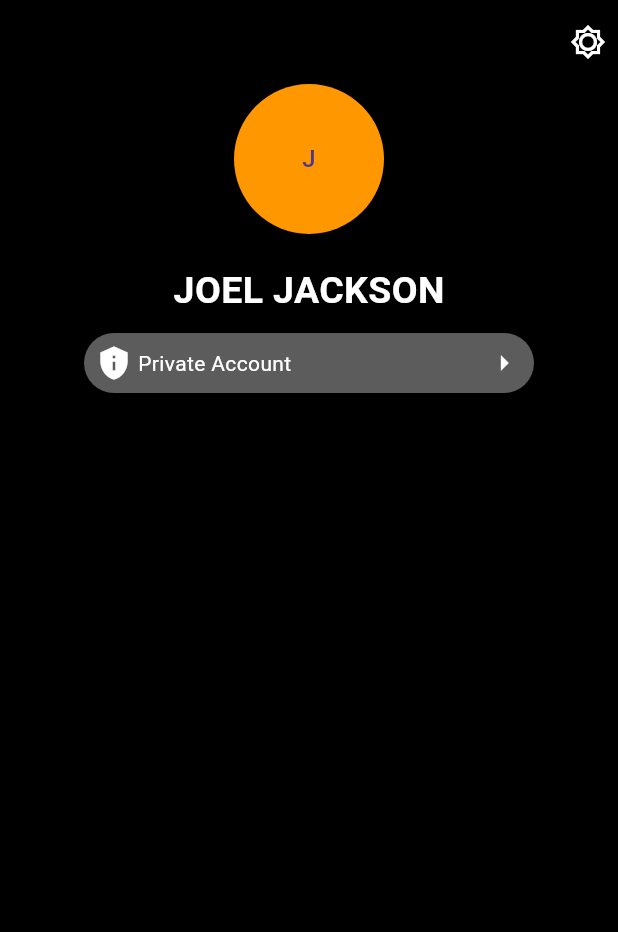
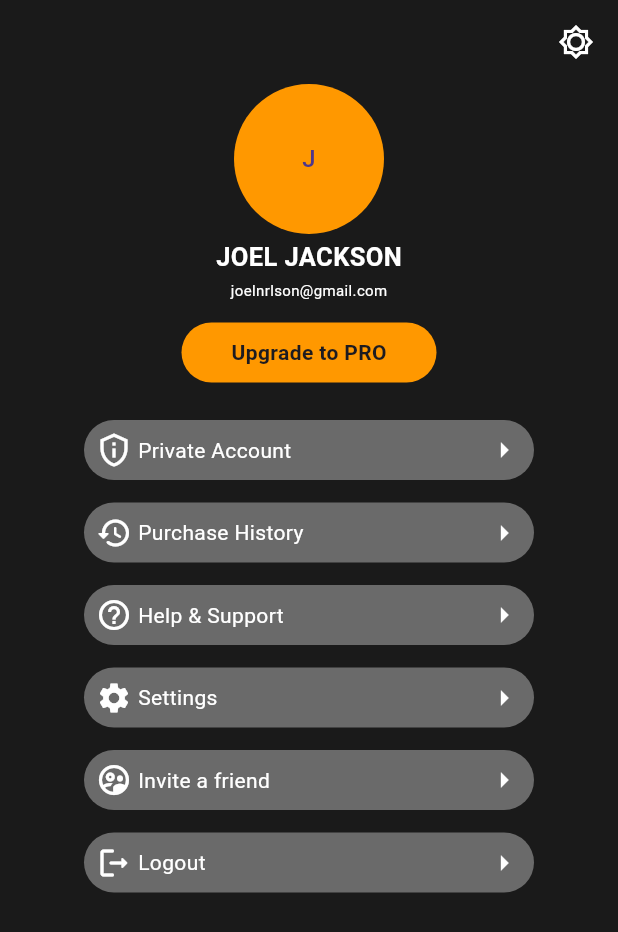
Before and after one commit to pyjoek/mine, a Flutter app: the screen it shows after launch, on a phone screen of 412 x 824 dp. Shown: the top 932 px of the screen. Run offline on Flutter 3.47's test engine with Material 3 defaults, Android fonts, the light colour scheme and no system bars.

Commit message:
almost done cooking

```diff
--- a/lib/main.dart
+++ b/lib/main.dart
@@ -19,7 +19,7 @@
 }
 
 class Myhome extends State<MyHome> {
-  Color bg = Colors.black;
+  Color bg = Color.fromARGB(255, 26, 26, 26);
   Color ft = Colors.white;
   Color box = Color.fromARGB(115, 72, 72, 72);
   int count = 0;
@@ -34,7 +34,7 @@
           backgroundColor: bg,
           actions: [
             Padding(
-              padding: const EdgeInsets.all(8.0),
+              padding: const EdgeInsets.all(16.0),
               child: InkWell(
                 child: Icon(Icons.brightness_low_outlined,
                 color: ft,
@@ -48,8 +48,8 @@
                       box = Color.fromARGB(115, 204, 204, 204);
                     }else {
                       ft = Colors.white;
-                      bg = Colors.black;
-                      box = Color.fromARGB(115, 72, 72, 72);
+                      bg = Color.fromARGB(255, 26, 26, 26);
+                      box = Color.fromARGB(115, 216, 14, 14);
                     }
                   })
                 },
@@ -67,9 +67,29 @@
                 radius: 50,
                 backgroundColor: Colors.orange,
               ),
-              SizedBox(height: 20),
-              Text("JOEL JACKSON", style: TextStyle(color: ft, fontSize: 25,fontWeight: FontWeight.w700),),
-              SizedBox(height: 10,),
+              SizedBox(height: 3),
+              Text("JOEL JACKSON", style: TextStyle(color: ft, fontSize: 17,fontWeight: FontWeight.w700),),
+              SizedBox(height: 3),
+              Text("joelnrlson@gmail.com", style: TextStyle(color: ft, fontSize: 10),),
+              SizedBox(height: 15,),
+              Container(
+                width: 170,
+                height: 40,
+                decoration: BoxDecoration(
+                  color: Colors.orange,
+                  borderRadius: BorderRadius.circular(25)
+                ),
+                child: InkWell(
+                  onTap: () => print("You clicked nigga"),
+                  child: Center(
+                    child: Padding(
+                      padding: const EdgeInsets.all(8.0),
+                      child: Text("Upgrade to PRO", style: TextStyle(fontWeight: FontWeight.bold),)
+                    ),
+                  ),
+                )
+              ),
+              SizedBox(height: 25,),
               Container(
                 width: 300,
                 height: 40,
@@ -84,7 +104,7 @@
                       padding: const EdgeInsets.all(8.0),
                       child: Row(
                         children: [
-                          Icon(Icons.privacy_tip, color: ft,),
+                          Icon(Icons.privacy_tip_outlined, color: ft,),
                           SizedBox(width: 4,),
                           Text("Private Account", style: TextStyle(color: ft),),
                           Spacer(),
@@ -94,7 +114,137 @@
                     ),
                   ),
                 )
-              )
+              ),
+              SizedBox(height: 15,),
+              Container(
+                width: 300,
+                height: 40,
+                decoration: BoxDecoration(
+                  color: Color.fromARGB(115, 204, 204, 204),
+                  borderRadius: BorderRadius.circular(25)
+                ),
+                child: InkWell(
+                  onTap: () => print("You clicked nigga"),
+                  child: Center(
+                    child: Padding(
+                      padding: const EdgeInsets.all(8.0),
+                      child: Row(
+                        children: [
+                          Icon(Icons.history_rounded, color: ft,),
+                          SizedBox(width: 4,),
+                          Text("Purchase History", style: TextStyle(color: ft),),
+                          Spacer(),
+                          Icon(Icons.arrow_right_sharp, color: ft,)
+                        ],
+                      ),
+                    ),
+                  ),
+                )
+              ),
+              SizedBox(height: 15,),
+              Container(
+                width: 300,
+                height: 40,
+                decoration: BoxDecoration(
+                  color: Color.fromARGB(115, 204, 204, 204),
+                  borderRadius: BorderRadius.circular(25)
+                ),
+                child: InkWell(
+                  onTap: () => print("You clicked nigga"),
+                  child: Center(
+                    child: Padding(
+                      padding: const EdgeInsets.all(8.0),
+                      child: Row(
+                        children: [
+                          Icon(Icons.help_outline, color: ft,),
+                          SizedBox(width: 4,),
+                          Text("Help & Support", style: TextStyle(color: ft),),
+                          Spacer(),
+                          Icon(Icons.arrow_right_sharp, color: ft,)
+                        ],
+                      ),
+                    ),
+                  ),
+                )
+              ),
+              SizedBox(height: 15,),
+              Container(
+                width: 300,
+                height: 40,
+                decoration: BoxDecoration(
+                  color: Color.fromARGB(115, 204, 204, 204),
+                  borderRadius: BorderRadius.circular(25)
+                ),
+                child: InkWell(
+                  onTap: () => print("You clicked nigga"),
+                  child: Center(
+                    child: Padding(
+                      padding: const EdgeInsets.all(8.0),
+                      child: Row(
+                        children: [
+                          Icon(Icons.settings, color: ft,),
+                          SizedBox(width: 4,),
+                          Text("Settings", style: TextStyle(color: ft),),
+                          Spacer(),
+                          Icon(Icons.arrow_right_sharp, color: ft,)
+                        ],
+                      ),
+                    ),
+                  ),
+                )
+              ),
+              SizedBox(height: 15,),
+              Container(
+                width: 300,
+                height: 40,
+                decoration: BoxDecoration(
+                  color: Color.fromARGB(115, 204, 204, 204),
+                  borderRadius: BorderRadius.circular(25)
+                ),
+                child: InkWell(
+                  onTap: () => print("You clicked nigga"),
+                  child: Center(
+                    child: Padding(
+                      padding: const EdgeInsets.all(8.0),
+                      child: Row(
+                        children: [
+                          Icon(Icons.supervised_user_circle_outlined, color: ft,),
+                          SizedBox(width: 4,),
+                          Text("Invite a friend", style: TextStyle(color: ft),),
+                          Spacer(),
+                          Icon(Icons.arrow_right_sharp, color: ft,)
+                        ],
+                      ),
+                    ),
+                  ),
+                )
+              ),
+              SizedBox(height: 15,),
+              Container(
+                width: 300,
+                height: 40,
+                decoration: BoxDecoration(
+                  color: Color.fromARGB(115, 204, 204, 204),
+                  borderRadius: BorderRadius.circular(25)
+                ),
+                child: InkWell(
+                  onTap: () => print("You clicked nigga"),
+                  child: Center(
+                    child: Padding(
+                      padding: const EdgeInsets.all(8.0),
+                      child: Row(
+                        children: [
+                          Icon(Icons.logout_rounded, color: ft,),
+                          SizedBox(width: 4,),
+                          Text("Logout", style: TextStyle(color: ft),),
+                          Spacer(),
+                          Icon(Icons.arrow_right_sharp, color: ft,)
+                        ],
+                      ),
+                    ),
+                  ),
+                )
+              ),
                 ],
               ),
             )
```
